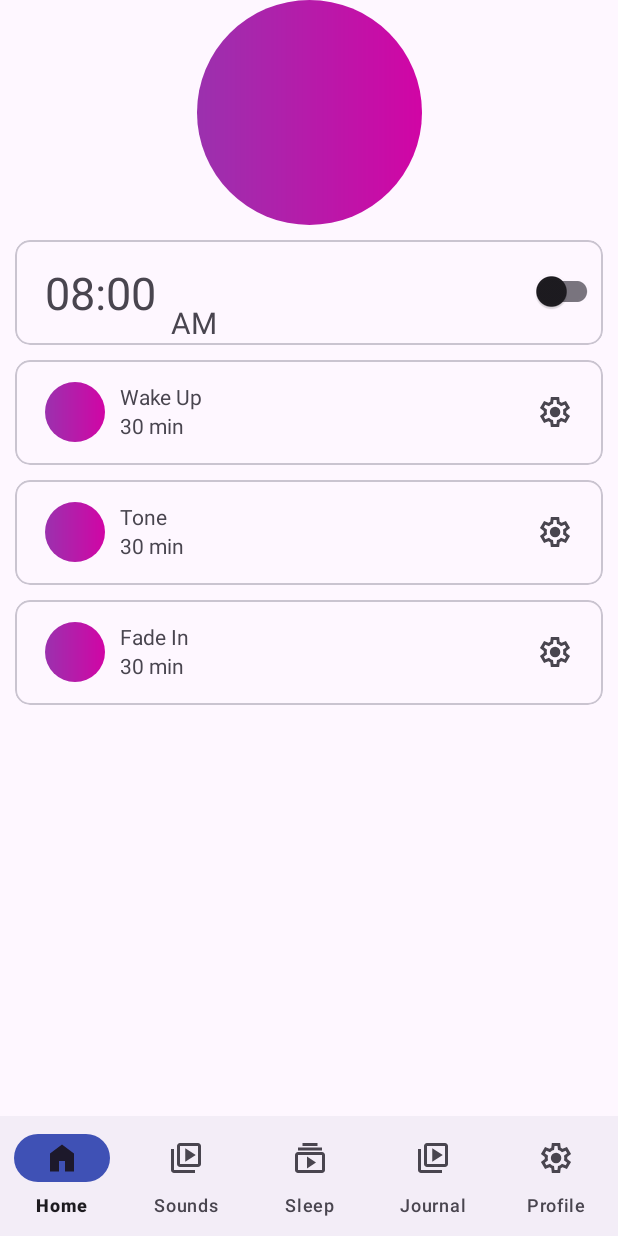
After one commit to mjonaid/bettersleep, an Android app: the SetAlarm screen opened through its navigation route, on a phone screen of 412 x 824 dp. The commit adds this screen. Run offline under Robolectric (Android 15) with nearby library versions, the phone set to English and light mode, and no system bars.

Commit message:
05/16/2024

```diff
--- a/app/src/main/AndroidManifest.xml
+++ b/app/src/main/AndroidManifest.xml
@@ -10,11 +10,9 @@
         android:label="@string/app_name"
         android:roundIcon="@mipmap/ic_launcher_round"
         android:supportsRtl="true"
+        android:enableOnBackInvokedCallback="true"
         android:theme="@style/Theme.App.Starting"
-        tools:targetApi="31">
-        <activity
-            android:name=".presentation.Temporary"
-            android:exported="false" />
+        tools:targetApi="tiramisu">
         <activity
             android:name=".MainActivity"
             android:exported="true">
--- /dev/null
+++ b/app/src/main/java/com/task/bettersleep/presentation/sleep/SetAlarm.kt
@@ -0,0 +1,49 @@
+package com.task.bettersleep.presentation.sleep
+
+import android.os.Bundle
+import androidx.fragment.app.Fragment
+import android.view.View
+import com.google.android.material.timepicker.MaterialTimePicker
+import com.google.android.material.timepicker.TimeFormat
+import com.task.bettersleep.R
+import com.task.bettersleep.databinding.FragmentSetAlarmBinding
+
+class SetAlarm : Fragment(R.layout.fragment_set_alarm) {
+    private var _binding: FragmentSetAlarmBinding? = null
+    private val binding get() = _binding!!
+
+    override fun onViewCreated(view: View, savedInstanceState: Bundle?) {
+        super.onViewCreated(view, savedInstanceState)
+        _binding = FragmentSetAlarmBinding.bind(view)
+
+        // Initialize the MaterialTimePicker
+        val timePicker = MaterialTimePicker.Builder()
+            .setTimeFormat(TimeFormat.CLOCK_24H)
+            .setHour(12)
+            .setMinute(0)
+            .setTitleText("Select Alarm Time")
+            .build()
+
+        // Show the MaterialTimePicker when TextInputLayout is clicked
+        binding.tvAlarmTime.setOnClickListener {
+            timePicker.show(requireActivity().supportFragmentManager, "TIME_PICKER")
+        }
+
+        // Set selected time to TextInputEditText when a time is selected in the picker
+        timePicker.addOnPositiveButtonClickListener {
+            val selectedHour = timePicker.hour
+            val selectedMinute = timePicker.minute
+            val selectedTime = String.format("$selectedHour:$selectedMinute")
+            binding.tvAlarmTime.text = selectedTime
+        }
+        timePicker.addOnCancelListener{
+            val tvalaramtime= binding.tvAlarmTime.text
+            binding.tvAlarmTime.text=tvalaramtime
+        }
+    }
+
+    override fun onDestroyView() {
+        super.onDestroyView()
+        _binding = null
+    }
+}
--- a/app/src/main/java/com/task/bettersleep/presentation/sleep/Sleep.kt
+++ b/app/src/main/java/com/task/bettersleep/presentation/sleep/Sleep.kt
@@ -6,12 +6,17 @@ import android.view.LayoutInflater
 import android.view.View
 import android.view.ViewGroup
 import androidx.fragment.app.Fragment
+import androidx.navigation.fragment.findNavController
+import com.google.android.material.datepicker.MaterialDatePicker
 import com.task.bettersleep.R
 import com.task.bettersleep.databinding.FragmentSleepBinding
 import com.task.bettersleep.databinding.FragmentSoundsBinding
 import com.task.bettersleep.presentation.sounds.SoundAdapter
 import java.text.SimpleDateFormat
+import java.util.Calendar
 import java.util.Date
+import java.util.Locale
+import java.util.TimeZone
 import java.util.Timer
 import java.util.TimerTask
 
@@ -21,6 +26,9 @@ class Sleep : Fragment(R.layout.fragment_sleep) {
     override fun onViewCreated(view: View, savedInstanceState: Bundle?) {
         super.onViewCreated(view, savedInstanceState)
         _binding = FragmentSleepBinding.bind(view)
+        binding.btnSetAlarm.setOnClickListener{
+            findNavController().navigate(R.id.action_sleep_to_setAlarm)
+        }
         startUpdatingTime()
     }
     @SuppressLint("SimpleDateFormat")
--- a/app/src/main/java/com/task/bettersleep/presentation/sounds/SoundAdapter.kt
+++ b/app/src/main/java/com/task/bettersleep/presentation/sounds/SoundAdapter.kt
@@ -13,8 +13,8 @@ import com.task.bettersleep.presentation.models.VoiceItem
 
 class SoundAdapter(
     private val context: Context,
-    private val itemList: List<VoiceItem>,
-    private val secondList: List<VoiceItem>
+    private var itemList: List<VoiceItem>,
+    private var secondList: List<VoiceItem>
 ) : RecyclerView.Adapter<SoundAdapter.ItemViewHolder>() {
 
     override fun onCreateViewHolder(parent: ViewGroup, viewType: Int): ItemViewHolder {
@@ -34,10 +34,14 @@ class SoundAdapter(
             playSound(currentItem.voiceResource)
         }
     }
+    fun updateData(newItemList: List<VoiceItem>, newSecondList: List<VoiceItem>) {
+        itemList = newItemList
+        secondList = newSecondList
+        notifyDataSetChanged()
+    }
     override fun getItemCount(): Int {
         return maxOf(itemList.size, secondList.size)
     }
-
     private fun playSound(soundResource: Int) {
         MediaPlayerManager.start(context, soundResource)
     }
--- a/app/src/main/java/com/task/bettersleep/presentation/sounds/Sounds.kt
+++ b/app/src/main/java/com/task/bettersleep/presentation/sounds/Sounds.kt
@@ -1,6 +1,7 @@
 package com.task.bettersleep.presentation.sounds
 
-
+import android.annotation.SuppressLint
+import android.widget.Toast
 import androidx.fragment.app.Fragment
 import android.os.Bundle
 import android.view.View
@@ -8,13 +9,13 @@ import androidx.lifecycle.ViewModelProvider
 import androidx.recyclerview.widget.StaggeredGridLayoutManager
 import com.task.bettersleep.R
 import com.task.bettersleep.databinding.FragmentSoundsBinding
+import com.task.bettersleep.presentation.models.VoiceItem
 
 class Sounds : Fragment(R.layout.fragment_sounds) {
     private var _binding: FragmentSoundsBinding? = null
     private lateinit var adapter: SoundAdapter
     private lateinit var viewModel: SoundsViewModel
     private val binding get() = _binding!!
-
     override fun onViewCreated(view: View, savedInstanceState: Bundle?) {
         super.onViewCreated(view, savedInstanceState)
         _binding = FragmentSoundsBinding.bind(view)
@@ -32,36 +33,52 @@ class Sounds : Fragment(R.layout.fragment_sounds) {
         val newSecondList = viewModel.secondItemList
         val natureFirstList = viewModel.itemList
         val natureSecondList = viewModel.secondItemList
-binding.apply {
-    // Initialize the adapter with default lists
-    adapter = SoundAdapter(requireContext(), allFirstList, allSecondList)
-    binding.recyclerView.layoutManager =
-        StaggeredGridLayoutManager(3, StaggeredGridLayoutManager.HORIZONTAL)
-    binding.recyclerView.adapter = adapter
 
-    binding.chipGroup.setOnCheckedStateChangeListener { group, checkedId ->
-        adapter = when (checkedId) {
-            allSounds -> SoundAdapter(requireContext(), allFirstList, allSecondList)
-            popularSounds -> SoundAdapter(
-                requireContext(),
-                popularFirstList,
-                popularSecondList
-            )
+        // Initialize the adapter with default lists
+        adapter = SoundAdapter(requireContext(), allFirstList, allSecondList)
+        binding.recyclerView.layoutManager =
+            StaggeredGridLayoutManager(3, StaggeredGridLayoutManager.HORIZONTAL)
+        binding.recyclerView.adapter = adapter
 
-            favouriteSounds -> SoundAdapter(
-                requireContext(),
-                favoriteFirstList,
-                favoriteSecondList
-            )
+        // Set listener for chip group
+        binding.chipGroup.setOnCheckedChangeListener { group, checkedId ->
+            when (checkedId) {
+                R.id.allSounds -> {
+                    updateAdapter(allFirstList, allSecondList)
+                    showToast("All Sounds selected")
+                }
+                R.id.popularSounds -> {
+                    updateAdapter(popularFirstList, popularSecondList)
+                    showToast("Popular Sounds selected")
+                }
+                R.id.favouriteSounds -> {
+                    updateAdapter(favoriteFirstList, favoriteSecondList)
+                    showToast("Favourite Sounds selected")
+                }
+                R.id.newSounds -> {
+                    updateAdapter(newFirstList, newSecondList)
+                    showToast("New Sounds selected")
+                }
+                R.id.natureSounds -> {
+                    updateAdapter(natureFirstList, natureSecondList)
+                    showToast("Nature Sounds selected")
+                }
+                else -> {
+                    updateAdapter(allFirstList, allSecondList)
+                    showToast("All Sounds selected")
+                }
+            }
+        }
+    }
 
-            newSounds -> SoundAdapter(requireContext(), newFirstList, newSecondList)
-            natureSounds -> SoundAdapter(requireContext(), natureFirstList, natureSecondList)
-            else -> SoundAdapter(requireContext(), allFirstList, allSecondList)
-        }
+    @SuppressLint("NotifyDataSetChanged")
+    private fun updateAdapter(firstList: List<VoiceItem>, secondList: List<VoiceItem>) {
+        adapter.updateData(firstList,secondList)
         binding.recyclerView.adapter = adapter
     }
-    }}
-
+    private fun showToast(message: String) {
+        Toast.makeText(requireContext(), message, Toast.LENGTH_SHORT).show()
+    }
     override fun onDestroyView() {
         super.onDestroyView()
         _binding = null
--- a/app/src/main/res/layout/activity_temporary.xml
+++ /dev/null
@@ -1,10 +0,0 @@
-<?xml version="1.0" encoding="utf-8"?>
-<androidx.constraintlayout.widget.ConstraintLayout xmlns:android="http://schemas.android.com/apk/res/android"
-    xmlns:app="http://schemas.android.com/apk/res-auto"
-    xmlns:tools="http://schemas.android.com/tools"
-    android:id="@+id/main"
-    android:layout_width="match_parent"
-    android:layout_height="match_parent"
-    tools:context=".presentation.Temporary">
-
-</androidx.constraintlayout.widget.ConstraintLayout>
--- /dev/null
+++ b/app/src/main/res/layout/fragment_set_alarm.xml
@@ -0,0 +1,209 @@
+<?xml version="1.0" encoding="utf-8"?>
+<androidx.constraintlayout.widget.ConstraintLayout xmlns:android="http://schemas.android.com/apk/res/android"
+    xmlns:tools="http://schemas.android.com/tools"
+    android:layout_width="match_parent"
+    android:layout_height="match_parent"
+    xmlns:app="http://schemas.android.com/apk/res-auto"
+    tools:context=".presentation.sleep.SetAlarm">
+<ImageView
+    android:id="@+id/ivAppIcon"
+    android:layout_width="wrap_content"
+    android:layout_height="wrap_content"
+    android:src="@drawable/circleimage"
+    app:layout_constraintStart_toStartOf="parent"
+    app:layout_constraintEnd_toEndOf="parent"
+    app:layout_constraintTop_toTopOf="parent" />
+    <com.google.android.material.card.MaterialCardView
+        android:id="@+id/cvAlarmTime"
+        android:layout_margin="10dp"
+        app:cardCornerRadius="10dp"
+       app:layout_constraintTop_toBottomOf="@+id/ivAppIcon"
+        android:layout_width="match_parent"
+        android:layout_height="70dp">
+        <androidx.constraintlayout.widget.ConstraintLayout
+            android:layout_width="match_parent"
+            android:layout_gravity="center"
+            android:layout_height="wrap_content">
+        <TextView
+            android:id="@+id/tvAlarmTime"
+            android:layout_width="wrap_content"
+            android:textSize="30sp"
+            android:text="@string/_08_00"
+            app:layout_constraintTop_toTopOf="parent"
+            app:layout_constraintBottom_toBottomOf="parent"
+            app:layout_constraintStart_toStartOf="parent"
+            android:layout_marginStart="20dp"
+            android:layout_height="wrap_content"/>
+        <TextView
+            android:id="@+id/amPmMarker"
+            android:layout_width="wrap_content"
+            android:textSize="20sp"
+            android:text="AM"
+            app:layout_constraintStart_toEndOf="@+id/tvAlarmTime"
+            app:layout_constraintBottom_toBottomOf="parent"
+            android:layout_marginStart="10dp"
+            android:layout_height="wrap_content"/>
+        <com.google.android.material.switchmaterial.SwitchMaterial
+            android:id="@+id/switchOnOf"
+            app:layout_constraintEnd_toEndOf="parent"
+            app:layout_constraintTop_toTopOf="parent"
+            android:layout_marginTop="20dp"
+            app:layout_constraintBottom_toBottomOf="parent"
+            android:layout_width="wrap_content"
+            android:gravity="end"
+            android:layout_height="wrap_content"/>
+        </androidx.constraintlayout.widget.ConstraintLayout>
+
+
+    </com.google.android.material.card.MaterialCardView>
+    <com.google.android.material.card.MaterialCardView
+        android:id="@+id/cvTone"
+        android:layout_margin="10dp"
+        app:cardCornerRadius="10dp"
+        app:layout_constraintStart_toStartOf="parent"
+        app:layout_constraintEnd_toEndOf="parent"
+        app:layout_constraintTop_toBottomOf="@+id/cvWakeUp"
+        android:layout_width="match_parent"
+        android:layout_height="70dp">
+        <androidx.constraintlayout.widget.ConstraintLayout
+            android:layout_width="match_parent"
+            android:layout_gravity="center"
+            android:layout_height="wrap_content">
+            <ImageView
+                android:id="@+id/ivTone"
+                android:layout_width="40dp"
+                app:layout_constraintTop_toTopOf="parent"
+                app:layout_constraintBottom_toBottomOf="parent"
+                android:src="@drawable/circleimage"
+             android:layout_marginStart="20dp"
+                app:layout_constraintStart_toStartOf="parent"
+                android:layout_height="40dp"/>
+            <TextView
+                android:id="@+id/tvTone"
+                android:layout_marginStart="10dp"
+                android:layout_width="wrap_content"
+                android:text="Tone"
+                android:layout_height="wrap_content"
+                app:layout_constraintStart_toEndOf="@+id/ivTone"
+                app:layout_constraintTop_toTopOf="parent"/>
+            <TextView
+                android:id="@+id/tvToneTime"
+                android:layout_width="wrap_content"
+                android:layout_height="wrap_content"
+                android:text="30 min"
+                app:layout_constraintTop_toBottomOf="@+id/tvTone"
+                app:layout_constraintStart_toStartOf="@+id/tvTone"/>
+            <ImageView
+                android:layout_width="wrap_content"
+                app:layout_constraintTop_toTopOf="parent"
+                app:layout_constraintBottom_toBottomOf="parent"
+                android:layout_marginEnd="20dp"
+                app:layout_constraintEnd_toEndOf="parent"
+                android:layout_height="wrap_content"
+                android:src="@drawable/ic_setting"/>
+
+        </androidx.constraintlayout.widget.ConstraintLayout>
+
+
+    </com.google.android.material.card.MaterialCardView>
+    <com.google.android.material.card.MaterialCardView
+        android:id="@+id/cvFadeIn"
+        android:layout_margin="10dp"
+        app:cardCornerRadius="10dp"
+        app:layout_constraintStart_toStartOf="parent"
+        app:layout_constraintEnd_toEndOf="parent"
+        app:layout_constraintTop_toBottomOf="@+id/cvTone"
+        android:layout_width="match_parent"
+        android:layout_height="70dp">
+        <androidx.constraintlayout.widget.ConstraintLayout
+            android:layout_width="match_parent"
+            android:layout_gravity="center"
+            android:layout_height="wrap_content">
+            <ImageView
+                android:id="@+id/ivFadeIn"
+                android:layout_width="40dp"
+                app:layout_constraintTop_toTopOf="parent"
+                app:layout_constraintBottom_toBottomOf="parent"
+                android:src="@drawable/circleimage"
+                android:layout_marginStart="20dp"
+                app:layout_constraintStart_toStartOf="parent"
+                android:layout_height="40dp"/>
+            <TextView
+                android:id="@+id/tvFadeIn"
+                android:layout_marginStart="10dp"
+                android:layout_width="wrap_content"
+                android:text="Fade In"
+                android:layout_height="wrap_content"
+                app:layout_constraintStart_toEndOf="@+id/ivFadeIn"
+                app:layout_constraintTop_toTopOf="parent"/>
+            <TextView
+                android:id="@+id/tvFadeInTime"
+                android:layout_width="wrap_content"
+                android:layout_height="wrap_content"
+                android:text="30 min"
+                app:layout_constraintTop_toBottomOf="@+id/tvFadeIn"
+                app:layout_constraintStart_toStartOf="@+id/tvFadeIn"/>
+            <ImageView
+                android:layout_width="wrap_content"
+                app:layout_constraintTop_toTopOf="parent"
+                app:layout_constraintBottom_toBottomOf="parent"
+                android:layout_marginEnd="20dp"
+                app:layout_constraintEnd_toEndOf="parent"
+                android:layout_height="wrap_content"
+                android:src="@drawable/ic_setting"/>
+
+        </androidx.constraintlayout.widget.ConstraintLayout>
+
+
+    </com.google.android.material.card.MaterialCardView>
+    <com.google.android.material.card.MaterialCardView
+        android:id="@+id/cvWakeUp"
+        android:layout_margin="10dp"
+        app:cardCornerRadius="10dp"
+        app:layout_constraintStart_toStartOf="parent"
+        app:layout_constraintEnd_toEndOf="parent"
+        app:layout_constraintTop_toBottomOf="@+id/cvAlarmTime"
+        android:layout_width="match_parent"
+        android:layout_height="70dp">
+        <androidx.constraintlayout.widget.ConstraintLayout
+            android:layout_width="match_parent"
+            android:layout_gravity="center"
+            android:layout_height="wrap_content">
+            <ImageView
+                android:id="@+id/ivWakeUp"
+                android:layout_width="40dp"
+                app:layout_constraintTop_toTopOf="parent"
+                app:layout_constraintBottom_toBottomOf="parent"
+                android:src="@drawable/circleimage"
+                android:layout_marginStart="20dp"
+                app:layout_constraintStart_toStartOf="parent"
+                android:layout_height="40dp"/>
+            <TextView
+                android:id="@+id/tvWakeUp"
+                android:layout_marginStart="10dp"
+                android:layout_width="wrap_content"
+                android:text="Wake Up"
+                android:layout_height="wrap_content"
+                app:layout_constraintStart_toEndOf="@+id/ivWakeUp"
+                app:layout_constraintTop_toTopOf="parent"/>
+            <TextView
+                android:id="@+id/tvWakeUpTime"
+                android:layout_width="wrap_content"
+                android:layout_height="wrap_content"
+                android:text="30 min"
+                app:layout_constraintTop_toBottomOf="@+id/tvWakeUp"
+                app:layout_constraintStart_toStartOf="@+id/tvWakeUp"/>
+            <ImageView
+                android:layout_width="wrap_content"
+                app:layout_constraintTop_toTopOf="parent"
+                app:layout_constraintBottom_toBottomOf="parent"
+                android:layout_marginEnd="20dp"
+                app:layout_constraintEnd_toEndOf="parent"
+                android:layout_height="wrap_content"
+                android:src="@drawable/ic_setting"/>
+
+        </androidx.constraintlayout.widget.ConstraintLayout>
+
+
+    </com.google.android.material.card.MaterialCardView>
+</androidx.constraintlayout.widget.ConstraintLayout>
--- a/app/src/main/res/navigation/main_nav_graph.xml
+++ b/app/src/main/res/navigation/main_nav_graph.xml
@@ -28,5 +28,14 @@
         android:id="@+id/sleep"
         android:name="com.task.bettersleep.presentation.sleep.Sleep"
         android:label="fragment_sleep"
-        tools:layout="@layout/fragment_sleep" />
+        tools:layout="@layout/fragment_sleep" >
+        <action
+            android:id="@+id/action_sleep_to_setAlarm"
+            app:destination="@id/setAlarm" />
+    </fragment>
+    <fragment
+        android:id="@+id/setAlarm"
+        android:name="com.task.bettersleep.presentation.sleep.SetAlarm"
+        android:label="fragment_set_alarm"
+        tools:layout="@layout/fragment_set_alarm" />
 </navigation>
--- a/app/src/main/res/values/strings.xml
+++ b/app/src/main/res/values/strings.xml
@@ -16,4 +16,5 @@
     <string name="new_sounds">New Sounds</string>
     <string name="nature">Nature</string>
     <string name="sleeper">Sleeper</string>
+    <string name="_08_00">08:00</string>
 </resources>
```
